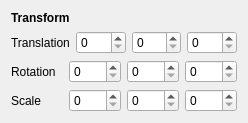
The window that OpenGLExercise/transformwidget.ui (dafral/Advanced-Graphic-Production) describes before a commit, drawn with Qt 5.
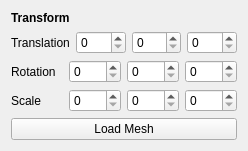
The same window after the commit.

```diff
--- a/OpenGLExercise/transformwidget.ui
+++ b/OpenGLExercise/transformwidget.ui
@@ -81,6 +81,13 @@
      </item>
     </layout>
    </item>
+   <item>
+    <widget class="QPushButton" name="loadMeshButton">
+     <property name="text">
+      <string>Load Mesh</string>
+     </property>
+    </widget>
+   </item>
   </layout>
  </widget>
  <resources/>
```
